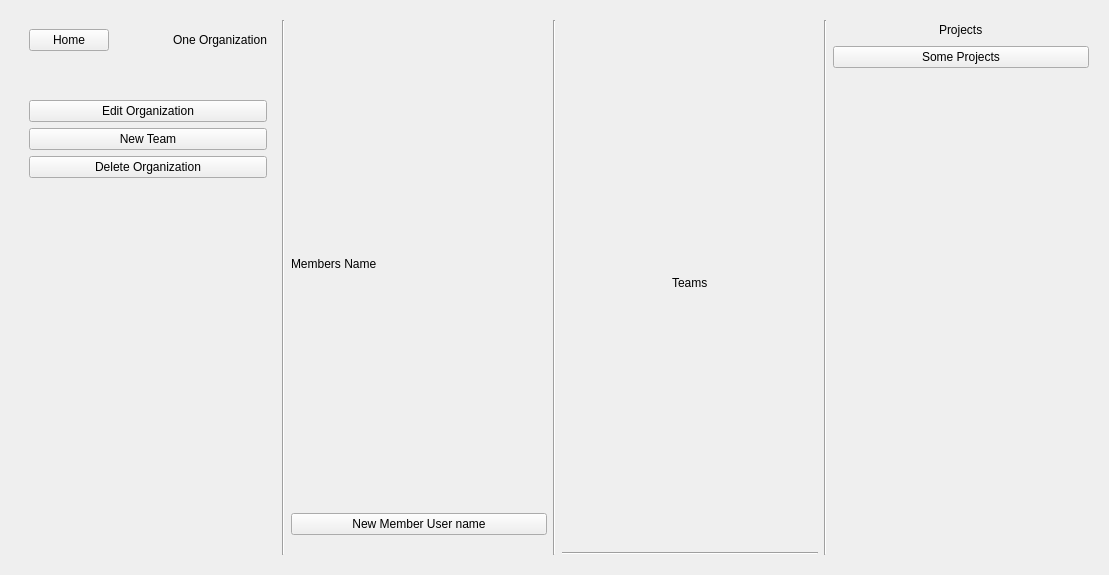
The window that Client/dashboard.ui (amirsoleimani7/AP_Project) describes before a commit, drawn with Qt 5.
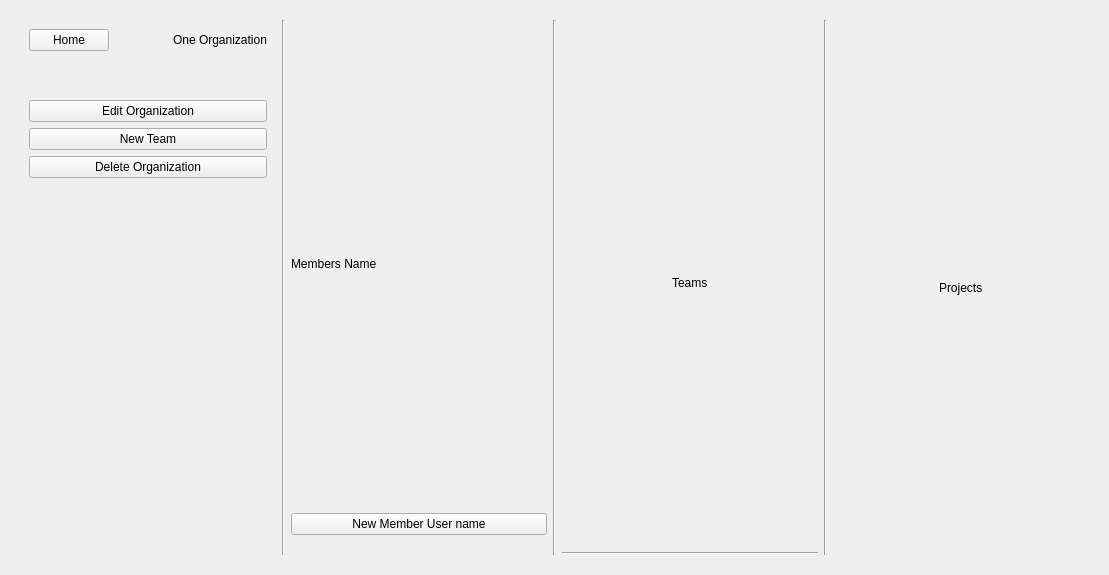
The same window after the commit.

Commit message: projects of organization added

Diff of the .ui file:
```diff
--- a/Client/dashboard.ui
+++ b/Client/dashboard.ui
@@ -964,24 +964,7 @@
           </layout>
          </item>
          <item>
-          <widget class="QPushButton" name="SomeProjectButton_2">
-           <property name="text">
-            <string>Some Projects</string>
-           </property>
-          </widget>
-         </item>
-         <item>
-          <spacer name="verticalSpacer_53">
-           <property name="orientation">
-            <enum>Qt::Vertical</enum>
-           </property>
-           <property name="sizeHint" stdset="0">
-            <size>
-             <width>20</width>
-             <height>40</height>
-            </size>
-           </property>
-          </spacer>
+          <layout class="QVBoxLayout" name="OrgProjectListLayout_layout"/>
          </item>
         </layout>
        </item>
```
Left out of the diff: 6 changed lines with no effect on the pictures. The commit also changes 5 other files.
